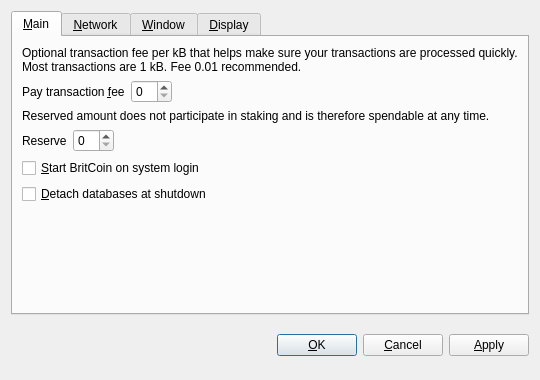
britcoin3/britcoin3.3, file src/qt/forms/optionsdialog.ui: the form before one commit.
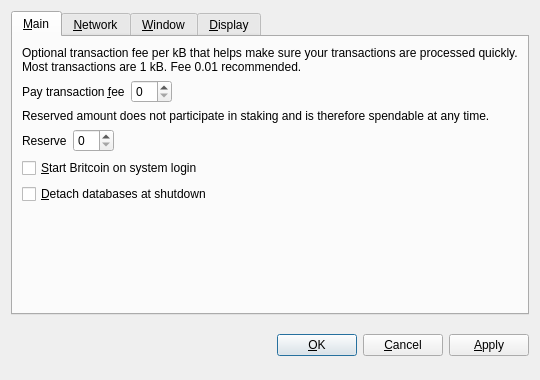
The form after the commit. Custom widgets are drawn as their Qt base class.

Commit message: Added tail emission of 0.5% annually. Changed many 'BritCoin's to 'Britcoin's Changed coin URL britcoin.xyz to britcoin.com Improved Ubuntu build doc Actually enforce 30 million coin limit (plus tail emission)

```diff
--- a/src/qt/forms/optionsdialog.ui
+++ b/src/qt/forms/optionsdialog.ui
@@ -128,7 +128,7 @@
           <string>Automatically start BritCoin after logging in to the system.</string>
          </property>
          <property name="text">
-          <string>&amp;Start BritCoin on system login</string>
+          <string>&amp;Start Britcoin on system login</string>
          </property>
         </widget>
        </item>
```
Left out of the diff: 6 changed lines with no effect on the pictures. The commit also changes 92 other files.
